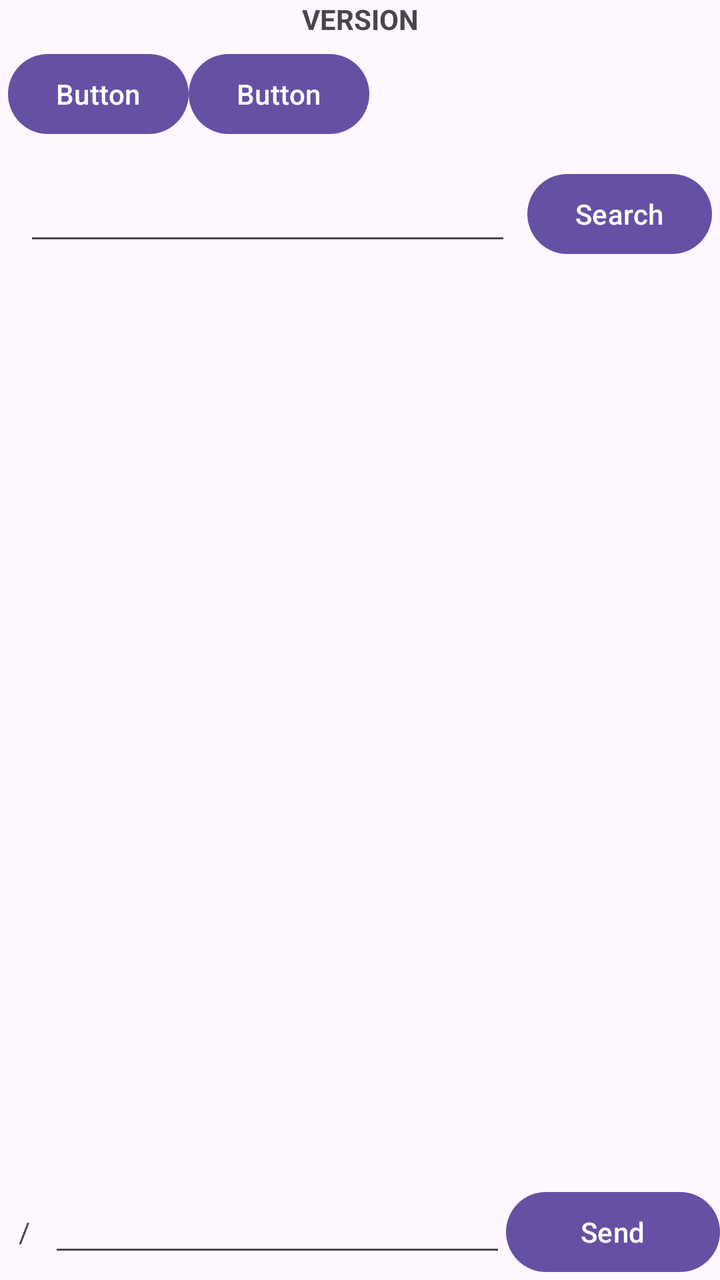
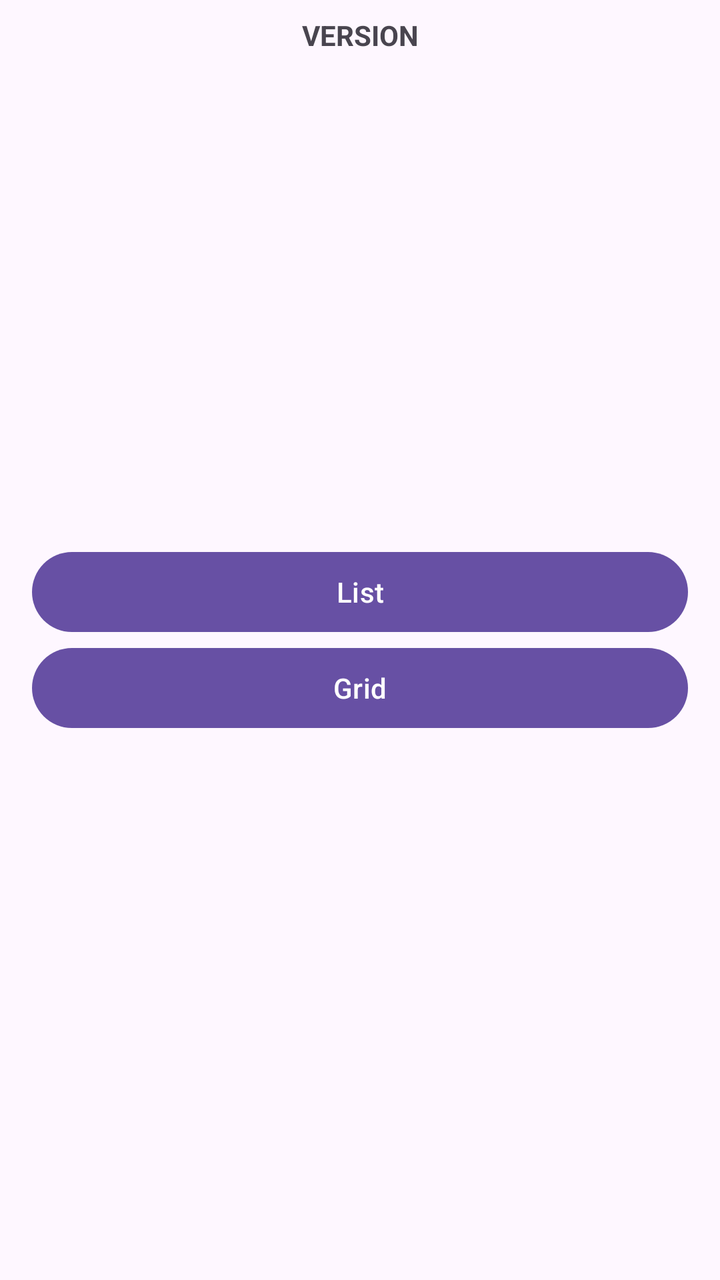

Compare the two renders of this Android layout. The source of the first and the diff that turns it into the second are given below.
<!-- AndroidManifest.xml: application theme Theme.URVAdapterDemo -->
<!-- res/layout/activity_main.xml -->
<?xml version="1.0" encoding="utf-8"?>
<androidx.constraintlayout.widget.ConstraintLayout xmlns:android="http://schemas.android.com/apk/res/android"
    xmlns:app="http://schemas.android.com/apk/res-auto"
    xmlns:tools="http://schemas.android.com/tools"
    android:id="@+id/main"
    android:layout_width="match_parent"
    android:layout_height="match_parent"
    tools:context=".MainActivity">

    <TextView
        android:id="@+id/lbl"
        android:layout_width="wrap_content"
        android:layout_height="wrap_content"
        android:text="VERSION"
        android:textStyle="bold"
        app:layout_constraintEnd_toEndOf="parent"
        app:layout_constraintStart_toStartOf="parent"
        app:layout_constraintTop_toTopOf="parent" />

    <androidx.recyclerview.widget.RecyclerView
        android:id="@+id/rvList"
        android:layout_width="0dp"
        android:layout_height="0dp"
        app:layout_constraintBottom_toTopOf="@+id/pnlBottom"
        app:layout_constraintEnd_toEndOf="parent"
        app:layout_constraintStart_toStartOf="parent"
        app:layout_constraintTop_toBottomOf="@+id/pnlSearch" />

    <LinearLayout
        android:id="@+id/pnlBottom"
        android:layout_width="0dp"
        android:layout_height="wrap_content"
        android:orientation="horizontal"
        app:layout_constraintBottom_toBottomOf="parent"
        app:layout_constraintEnd_toEndOf="parent"
        app:layout_constraintStart_toStartOf="parent">

        <TextView
            android:id="@+id/lblTerminalBase"
            android:layout_width="wrap_content"
            android:layout_height="match_parent"
            android:layout_weight="1"
            android:gravity="center_horizontal|center_vertical"
            android:text="/" />

        <EditText
            android:id="@+id/edMessage"
            android:layout_width="wrap_content"
            android:layout_height="wrap_content"
            android:layout_weight="1"
            android:ems="10"
            android:gravity="center_vertical"
            android:inputType="text" />

        <Button
            android:id="@+id/btnSend"
            android:layout_width="wrap_content"
            android:layout_height="wrap_content"
            android:layout_weight="1"
            android:text="Send" />
    </LinearLayout>

    <HorizontalScrollView
        android:id="@+id/scrollH"
        android:layout_width="0dp"
        android:layout_height="60dp"
        app:layout_constraintEnd_toEndOf="parent"
        app:layout_constraintStart_toStartOf="parent"
        app:layout_constraintTop_toBottomOf="@+id/lbl">

        <LinearLayout
            android:id="@+id/pnlTabs"
            android:layout_width="wrap_content"
            android:layout_height="wrap_content"
            android:orientation="horizontal"
            android:padding="4dp">

            <Button
                android:id="@+id/button"
                android:layout_width="match_parent"
                android:layout_height="wrap_content"
                android:text="Button" />

            <Button
                android:id="@+id/button2"
                android:layout_width="match_parent"
                android:layout_height="wrap_content"
                android:text="Button" />
        </LinearLayout>
    </HorizontalScrollView>

    <androidx.constraintlayout.widget.ConstraintLayout
        android:id="@+id/pnlSearch"
        android:layout_width="0dp"
        android:layout_height="wrap_content"
        android:padding="4dp"
        app:layout_constraintEnd_toEndOf="parent"
        app:layout_constraintStart_toStartOf="parent"
        app:layout_constraintTop_toBottomOf="@+id/scrollH">

        <EditText
            android:id="@+id/edSearch"
            android:layout_width="0dp"
            android:layout_height="wrap_content"
            android:layout_marginStart="8dp"
            android:layout_marginEnd="8dp"
            android:ems="10"
            android:inputType="text"
            app:layout_constraintBottom_toBottomOf="parent"
            app:layout_constraintEnd_toStartOf="@+id/btnSearch"
            app:layout_constraintStart_toStartOf="parent"
            app:layout_constraintTop_toTopOf="parent" />

        <Button
            android:id="@+id/btnSearch"
            android:layout_width="wrap_content"
            android:layout_height="wrap_content"
            android:text="Search"
            app:layout_constraintBottom_toBottomOf="parent"
            app:layout_constraintEnd_toEndOf="parent"
            app:layout_constraintTop_toTopOf="parent" />
    </androidx.constraintlayout.widget.ConstraintLayout>

</androidx.constraintlayout.widget.ConstraintLayout>
<!-- resources referenced by this layout -->
<resources>
  <style name="Theme.URVAdapterDemo" parent="Base.Theme.URVAdapterDemo" />
  <style name="Base.Theme.URVAdapterDemo" parent="Theme.Material3.DayNight.NoActionBar">
          
          
      </style>
</resources>

<!-- the commit's change to res/layout/activity_main.xml (unified diff, before → after) -->
@@ -11,114 +11,35 @@
         android:id="@+id/lbl"
         android:layout_width="wrap_content"
         android:layout_height="wrap_content"
+        android:layout_marginTop="8dp"
         android:text="VERSION"
         android:textStyle="bold"
         app:layout_constraintEnd_toEndOf="parent"
         app:layout_constraintStart_toStartOf="parent"
         app:layout_constraintTop_toTopOf="parent" />
 
-    <androidx.recyclerview.widget.RecyclerView
-        android:id="@+id/rvList"
+    <LinearLayout
+        android:id="@+id/linearLayout"
         android:layout_width="0dp"
-        android:layout_height="0dp"
-        app:layout_constraintBottom_toTopOf="@+id/pnlBottom"
+        android:layout_height="wrap_content"
+        android:orientation="vertical"
+        android:padding="16dp"
+        app:layout_constraintBottom_toBottomOf="parent"
         app:layout_constraintEnd_toEndOf="parent"
         app:layout_constraintStart_toStartOf="parent"
-        app:layout_constraintTop_toBottomOf="@+id/pnlSearch" />
-
-    <LinearLayout
-        android:id="@+id/pnlBottom"
-        android:layout_width="0dp"
-        android:layout_height="wrap_content"
-        android:orientation="horizontal"
-        app:layout_constraintBottom_toBottomOf="parent"
-        app:layout_constraintEnd_toEndOf="parent"
-        app:layout_constraintStart_toStartOf="parent">
-
-        <TextView
-            android:id="@+id/lblTerminalBase"
-            android:layout_width="wrap_content"
-            android:layout_height="match_parent"
-            android:layout_weight="1"
-            android:gravity="center_horizontal|center_vertical"
-            android:text="/" />
-
-        <EditText
-            android:id="@+id/edMessage"
-            android:layout_width="wrap_content"
-            android:layout_height="wrap_content"
-            android:layout_weight="1"
-            android:ems="10"
-            android:gravity="center_vertical"
-            android:inputType="text" />
+        app:layout_constraintTop_toTopOf="parent">
 
         <Button
-            android:id="@+id/btnSend"
-            android:layout_width="wrap_content"
+            android:id="@+id/btnDemoList"
+            android:layout_width="match_parent"
             android:layout_height="wrap_content"
-            android:layout_weight="1"
-            android:text="Send" />
+            android:text="List" />
+
+        <Button
+            android:id="@+id/btnDemoGrid"
+            android:layout_width="match_parent"
+            android:layout_height="wrap_content"
+            android:text="Grid" />
     </LinearLayout>
 
-    <HorizontalScrollView
-        android:id="@+id/scrollH"
-        android:layout_width="0dp"
-        android:layout_height="60dp"
-        app:layout_constraintEnd_toEndOf="parent"
-        app:layout_constraintStart_toStartOf="parent"
-        app:layout_constraintTop_toBottomOf="@+id/lbl">
-
-        <LinearLayout
-            android:id="@+id/pnlTabs"
-            android:layout_width="wrap_content"
-            android:layout_height="wrap_content"
-            android:orientation="horizontal"
-            android:padding="4dp">
-
-            <Button
-                android:id="@+id/button"
-                android:layout_width="match_parent"
-                android:layout_height="wrap_content"
-                android:text="Button" />
-
-            <Button
-                android:id="@+id/button2"
-                android:layout_width="match_parent"
-                android:layout_height="wrap_content"
-                android:text="Button" />
-        </LinearLayout>
-    </HorizontalScrollView>
-
-    <androidx.constraintlayout.widget.ConstraintLayout
-        android:id="@+id/pnlSearch"
-        android:layout_width="0dp"
-        android:layout_height="wrap_content"
-        android:padding="4dp"
-        app:layout_constraintEnd_toEndOf="parent"
-        app:layout_constraintStart_toStartOf="parent"
-        app:layout_constraintTop_toBottomOf="@+id/scrollH">
-
-        <EditText
-            android:id="@+id/edSearch"
-            android:layout_width="0dp"
-            android:layout_height="wrap_content"
-            android:layout_marginStart="8dp"
-            android:layout_marginEnd="8dp"
-            android:ems="10"
-            android:inputType="text"
-            app:layout_constraintBottom_toBottomOf="parent"
-            app:layout_constraintEnd_toStartOf="@+id/btnSearch"
-            app:layout_constraintStart_toStartOf="parent"
-            app:layout_constraintTop_toTopOf="parent" />
-
-        <Button
-            android:id="@+id/btnSearch"
-            android:layout_width="wrap_content"
-            android:layout_height="wrap_content"
-            android:text="Search"
-            app:layout_constraintBottom_toBottomOf="parent"
-            app:layout_constraintEnd_toEndOf="parent"
-            app:layout_constraintTop_toTopOf="parent" />
-    </androidx.constraintlayout.widget.ConstraintLayout>
-
 </androidx.constraintlayout.widget.ConstraintLayout>
